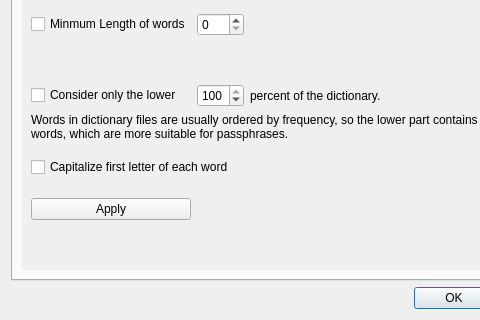
Above: scr/preferencesdialog.ui from waltergallegog/SEcubeWallet before the change; both pictures show x 0 to 480 and y 293 to 613 of the 591 by 613 pixel window. Below: the same form after it.
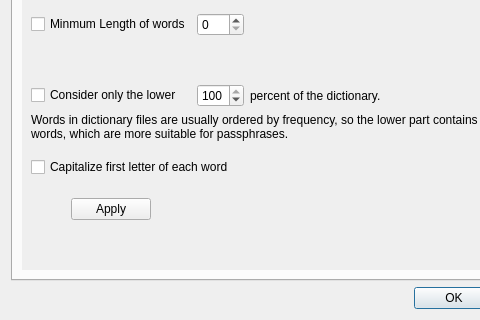
That is the form after the change. The open tabs and pages were chosen to show the change. Custom widgets are drawn as their Qt base class.

Commit message: l33t, few gui tweaks and comments

Patch:
```diff
--- a/scr/preferencesdialog.ui
+++ b/scr/preferencesdialog.ui
@@ -472,8 +472,14 @@
              </property>
             </spacer>
            </item>
-           <item row="21" column="0">
+           <item row="21" column="0" alignment="Qt::AlignHCenter">
             <widget class="QPushButton" name="pb_applyPhra">
+             <property name="sizePolicy">
+              <sizepolicy hsizetype="Maximum" vsizetype="Fixed">
+               <horstretch>0</horstretch>
+               <verstretch>0</verstretch>
+              </sizepolicy>
+             </property>
              <property name="text">
               <string>Apply</string>
              </property>
```
Left out of the diff: 5 changed lines with no effect on the pictures. The commit also changes 6 other files.
